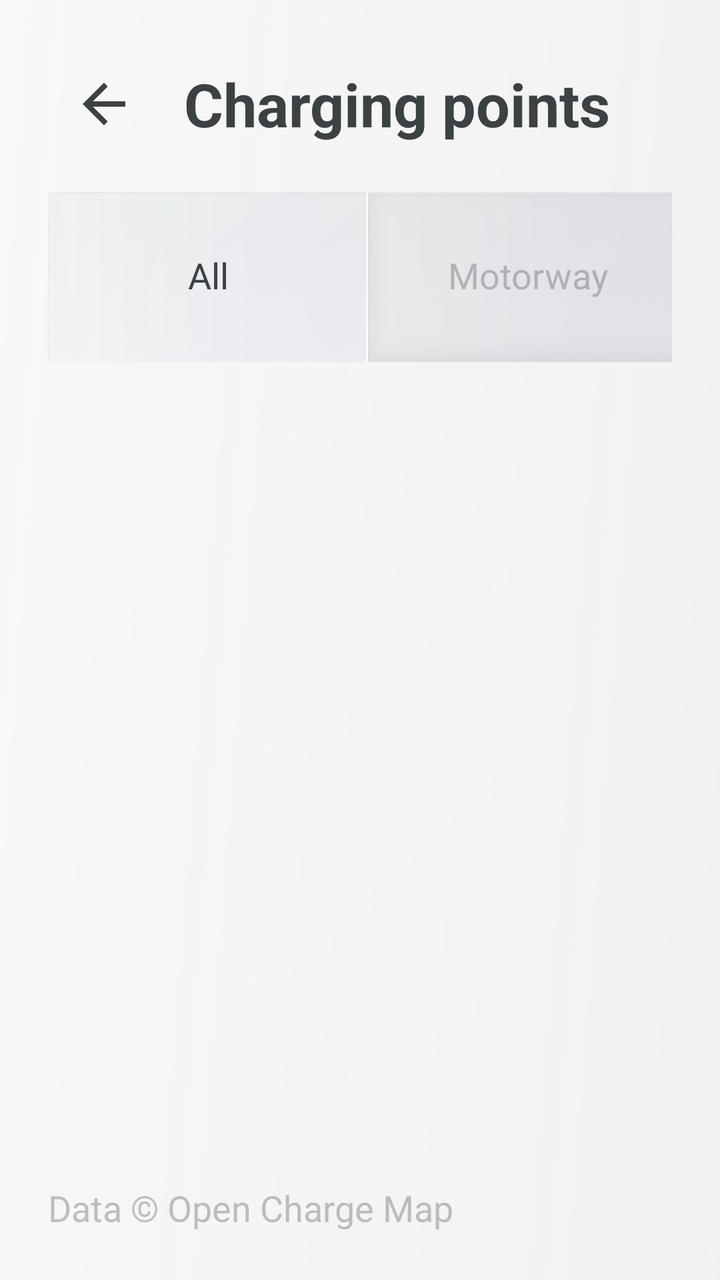
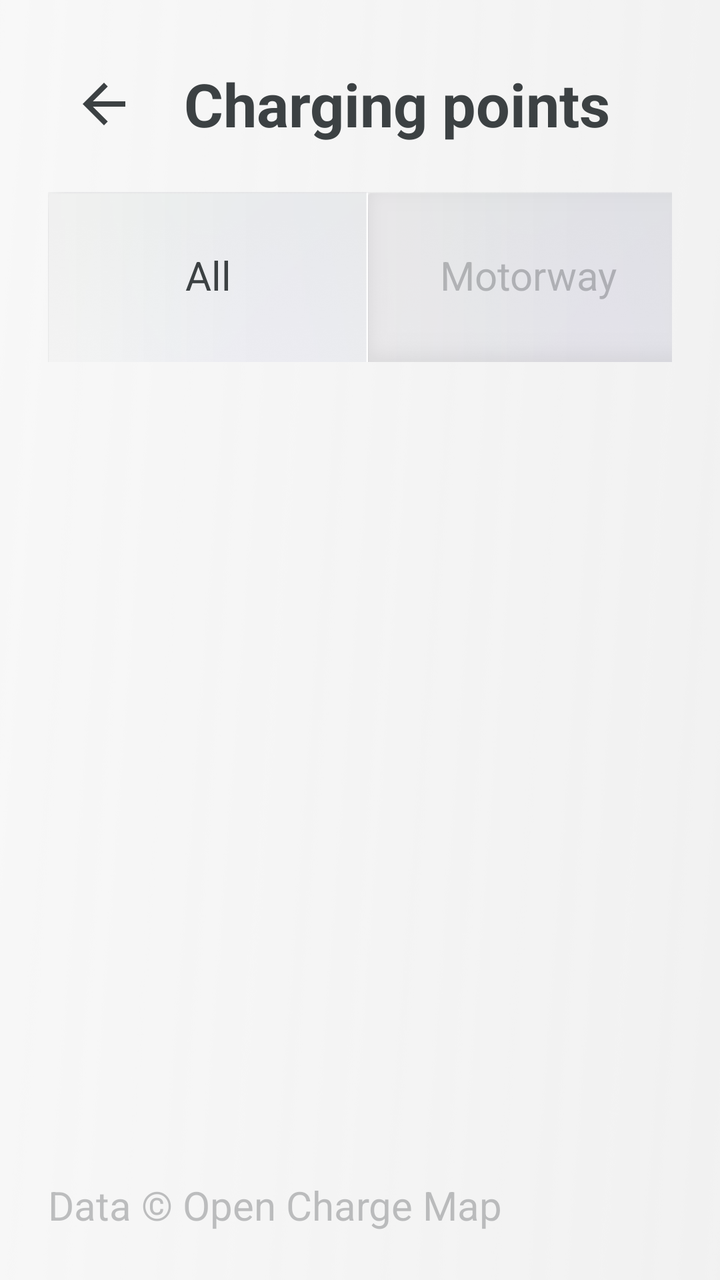

Screens rendered from an Android XML layout before and after an edit, with the pre-edit source and the edit as a unified diff.
<!-- AndroidManifest.xml: application theme Theme.MG4SimpleLauncher -->
<!-- res/layout/activity_charging_map.xml -->
<?xml version="1.0" encoding="utf-8"?>
<LinearLayout xmlns:android="http://schemas.android.com/apk/res/android"
    xmlns:app="http://schemas.android.com/apk/res-auto"
    android:layout_width="match_parent"
    android:layout_height="match_parent"
    android:background="@drawable/bg_home"
    android:baselineAligned="false"
    android:orientation="horizontal"
    android:padding="@dimen/screen_padding">

    
    <LinearLayout
        android:layout_width="@dimen/charge_list_width"
        android:layout_height="match_parent"
        android:layout_marginEnd="@dimen/card_gap"
        android:orientation="vertical">

        <LinearLayout
            android:layout_width="match_parent"
            android:layout_height="wrap_content"
            android:gravity="center_vertical"
            android:orientation="horizontal">

            <ImageView
                android:id="@+id/charging_back_button"
                android:layout_width="56dp"
                android:layout_height="56dp"
                android:background="@drawable/icon_press_selector"
                android:clickable="true"
                android:contentDescription="@string/cd_back"
                android:focusable="true"
                android:padding="12dp"
                android:src="@drawable/ic_back" />

            <TextView
                android:layout_width="0dp"
                android:layout_height="wrap_content"
                android:layout_marginStart="12dp"
                android:layout_weight="1"
                android:ellipsize="end"
                android:maxLines="1"
                android:text="@string/charging_title"
                android:textColor="@color/text_primary"
                android:textSize="@dimen/drawer_title_size"
                android:textStyle="bold" />
        </LinearLayout>

        
        <RadioGroup
            android:id="@+id/charging_filters"
            android:layout_width="match_parent"
            android:layout_height="wrap_content"
            android:layout_marginTop="@dimen/card_gap"
            android:gravity="center_vertical"
            android:orientation="horizontal">

            <RadioButton
                android:id="@+id/filter_all"
                android:layout_width="0dp"
                android:layout_height="@dimen/filter_tab_height"
                android:layout_weight="1"
                android:background="@drawable/filter_tab_selector"
                android:button="@null"
                android:checked="true"
                android:ellipsize="end"
                android:gravity="center"
                android:includeFontPadding="false"
                android:maxLines="2"
                android:text="@string/charging_filter_all"
                android:textColor="@color/filter_tab_text"
                android:paddingStart="8dp"
                android:paddingEnd="8dp"
                android:textSize="@dimen/filter_tab_text_size" />

            <RadioButton
                android:id="@+id/filter_motorway"
                android:layout_width="0dp"
                android:layout_height="@dimen/filter_tab_height"
                android:layout_weight="1"
                android:background="@drawable/filter_tab_selector"
                android:button="@null"
                android:ellipsize="end"
                android:gravity="center"
                android:includeFontPadding="false"
                android:maxLines="2"
                android:text="@string/charging_filter_motorway"
                android:textColor="@color/filter_tab_text"
                android:paddingStart="8dp"
                android:paddingEnd="8dp"
                android:textSize="@dimen/filter_tab_text_size" />

            <RadioButton
                android:id="@+id/filter_supercharger"
                android:layout_width="0dp"
                android:layout_height="@dimen/filter_tab_height"
                android:layout_weight="1"
                android:background="@drawable/filter_tab_selector"
                android:button="@null"
                android:ellipsize="end"
                android:gravity="center"
                android:includeFontPadding="false"
                android:maxLines="2"
                android:text="@string/charging_filter_supercharger"
                android:textColor="@color/filter_tab_text"
                android:paddingStart="8dp"
                android:paddingEnd="8dp"
                android:textSize="@dimen/filter_tab_text_size" />

            <RadioButton
                android:id="@+id/filter_fast"
                android:layout_width="0dp"
                android:layout_height="@dimen/filter_tab_height"
                android:layout_weight="1"
                android:background="@drawable/filter_tab_selector"
                android:button="@null"
                android:ellipsize="end"
                android:gravity="center"
                android:includeFontPadding="false"
                android:maxLines="2"
                android:text="@string/charging_filter_fast"
                android:textColor="@color/filter_tab_text"
                android:paddingStart="8dp"
                android:paddingEnd="8dp"
                android:textSize="@dimen/filter_tab_text_size" />
        </RadioGroup>

        <FrameLayout
            android:layout_width="match_parent"
            android:layout_height="0dp"
            android:layout_marginTop="@dimen/card_gap"
            android:layout_weight="1">

            <androidx.recyclerview.widget.RecyclerView
                android:id="@+id/charging_list"
                android:layout_width="match_parent"
                android:layout_height="match_parent"
                android:clipToPadding="false" />

            
            <TextView
                android:id="@+id/charging_status"
                android:layout_width="match_parent"
                android:layout_height="match_parent"
                android:gravity="center"
                android:padding="@dimen/info_card_padding"
                android:textColor="@color/text_secondary"
                android:textSize="@dimen/info_card_body_size"
                android:visibility="gone" />
        </FrameLayout>

        <TextView
            android:layout_width="match_parent"
            android:layout_height="wrap_content"
            android:layout_marginTop="8dp"
            android:text="@string/charging_attribution"
            android:textColor="@color/text_tertiary"
            android:textSize="@dimen/charge_item_detail_size" />
    </LinearLayout>

    
    <FrameLayout
        android:layout_width="0dp"
        android:layout_height="match_parent"
        android:layout_weight="1">

        <org.osmdroid.views.MapView
            android:id="@+id/charging_map"
            android:layout_width="match_parent"
            android:layout_height="match_parent" />

        <LinearLayout
            android:id="@+id/charging_navigate_button"
            android:layout_width="wrap_content"
            android:layout_height="wrap_content"
            android:layout_gravity="bottom|center_horizontal"
            android:layout_marginBottom="24dp"
            android:background="@drawable/map_button_selector"
            android:clickable="true"
            android:elevation="6dp"
            android:focusable="true"
            android:gravity="center_vertical"
            android:orientation="horizontal"
            android:paddingHorizontal="@dimen/native_button_padding_h"
            android:paddingVertical="@dimen/native_button_padding_v"
            android:visibility="gone">

            <ImageView
                android:layout_width="32dp"
                android:layout_height="32dp"
                android:contentDescription="@null"
                android:src="@drawable/ic_navigate"
                app:tint="@android:color/white" />

            <TextView
                android:id="@+id/charging_navigate_label"
                android:layout_width="wrap_content"
                android:layout_height="wrap_content"
                android:layout_marginStart="12dp"
                android:ellipsize="end"
                android:maxLines="1"
                android:text="@string/charging_send_to_navigation"
                android:textColor="@android:color/white"
                android:textSize="@dimen/drawer_button_size"
                android:textStyle="bold" />
        </LinearLayout>
    </FrameLayout>
</LinearLayout>
<!-- resources referenced by this layout -->
<resources>
  <color name="text_primary">#3c4143</color>
  <color name="text_secondary">#7f3c4143</color>
  <color name="text_tertiary">#503c4143</color>
  <dimen name="card_gap">16dp</dimen>
  <dimen name="charge_item_detail_size">18sp</dimen>
  <dimen name="charge_list_width">640dp</dimen>
  <dimen name="drawer_button_size">20sp</dimen>
  <dimen name="drawer_title_size">30sp</dimen>
  <dimen name="filter_tab_height">85dp</dimen>
  <dimen name="filter_tab_text_size">18sp</dimen>
  <dimen name="info_card_body_size">22sp</dimen>
  <dimen name="info_card_padding">24dp</dimen>
  <dimen name="native_button_padding_h">24dp</dimen>
  <dimen name="native_button_padding_v">12dp</dimen>
  <dimen name="screen_padding">24dp</dimen>
  <!-- drawable filter_tab_selector (drawable) -->
  <?xml version="1.0" encoding="utf-8"?>
  <selector xmlns:android="http://schemas.android.com/apk/res/android">
      <item android:state_checked="true" android:drawable="@drawable/tab_clicked" />
      <item android:state_selected="true" android:drawable="@drawable/tab_clicked" />
      <item android:drawable="@drawable/tab_normal" />
  </selector>
  <!-- drawable ic_back (drawable) -->
  <?xml version="1.0" encoding="utf-8"?>
  <vector xmlns:android="http://schemas.android.com/apk/res/android"
      android:width="28dp"
      android:height="28dp"
      android:viewportWidth="24"
      android:viewportHeight="24"
      android:tint="@color/text_primary">
      <path
          android:fillColor="@android:color/white"
          android:pathData="M20,11H7.83l5.59,-5.59L12,4l-8,8 8,8 1.41,-1.41L7.83,13H20v-2z" />
  </vector>
  <!-- drawable ic_navigate (drawable) -->
  <?xml version="1.0" encoding="utf-8"?>
  <vector xmlns:android="http://schemas.android.com/apk/res/android"
      android:width="28dp"
      android:height="28dp"
      android:viewportWidth="24"
      android:viewportHeight="24"
      android:tint="@color/accent">
      <path
          android:fillColor="@android:color/white"
          android:pathData="M12,2L4.5,20.29l0.71,0.71L12,18l6.79,3 0.71,-0.71z" />
  </vector>
  <!-- drawable icon_press_selector (drawable) -->
  <?xml version="1.0" encoding="utf-8"?>
  <selector xmlns:android="http://schemas.android.com/apk/res/android">
      <item android:state_pressed="true">
          <shape android:shape="rectangle">
              <corners android:radius="@dimen/native_button_radius" />
              <solid android:color="@color/button_surface_pressed" />
          </shape>
      </item>
      <item android:drawable="@android:color/transparent" />
  </selector>
  <string name="cd_back">Back</string>
  <string name="charging_attribution">Data © Open Charge Map</string>
  <string name="charging_filter_all">All</string>
  <string name="charging_filter_fast">Fast DC</string>
  <string name="charging_filter_motorway">Motorway</string>
  <string name="charging_filter_supercharger">Supercharger</string>
  <string name="charging_send_to_navigation">Send to navigation</string>
  <string name="charging_title">Charging points</string>
  <style name="Theme.MG4SimpleLauncher" parent="Theme.AppCompat.DayNight.NoActionBar">
          <item name="android:windowBackground">@drawable/bg_home</item>
          <item name="android:statusBarColor">@android:color/transparent</item>
          <item name="android:navigationBarColor">@android:color/transparent</item>
          <item name="colorAccent">@color/accent</item>
      </style>
  <color name="accent">#056eff</color>
  <dimen name="native_button_radius">10dp</dimen>
  <color name="button_surface_pressed">#3d3c4143</color>
  <color name="accent_pressed">#0455cc</color>
  <!-- unchanged entries left out for length: 4 -->
</resources>

<!-- the commit's change to res/layout/activity_charging_map.xml (unified diff, before → after) -->
@@ -154,7 +154,7 @@
             android:layout_marginTop="8dp"
             android:text="@string/charging_attribution"
             android:textColor="@color/text_tertiary"
-            android:textSize="@dimen/charge_item_detail_size" />
+            android:textSize="@dimen/secondary_text_size" />
     </LinearLayout>
 
     
<!-- resource entries referenced after the edit -->
@@ -4,17 +4,17 @@
   <color name="text_secondary">#7f3c4143</color>
   <color name="text_tertiary">#503c4143</color>
   <dimen name="card_gap">16dp</dimen>
-  <dimen name="charge_item_detail_size">18sp</dimen>
   <dimen name="charge_list_width">640dp</dimen>
-  <dimen name="drawer_button_size">20sp</dimen>
+  <dimen name="drawer_button_size">26sp</dimen>
   <dimen name="drawer_title_size">30sp</dimen>
   <dimen name="filter_tab_height">85dp</dimen>
-  <dimen name="filter_tab_text_size">18sp</dimen>
-  <dimen name="info_card_body_size">22sp</dimen>
+  <dimen name="filter_tab_text_size">20sp</dimen>
+  <dimen name="info_card_body_size">28sp</dimen>
   <dimen name="info_card_padding">24dp</dimen>
   <dimen name="native_button_padding_h">24dp</dimen>
   <dimen name="native_button_padding_v">12dp</dimen>
   <dimen name="screen_padding">24dp</dimen>
+  <dimen name="secondary_text_size">20sp</dimen>
   <!-- drawable filter_tab_selector (drawable) -->
   <?xml version="1.0" encoding="utf-8"?>
   <selector xmlns:android="http://schemas.android.com/apk/res/android">
